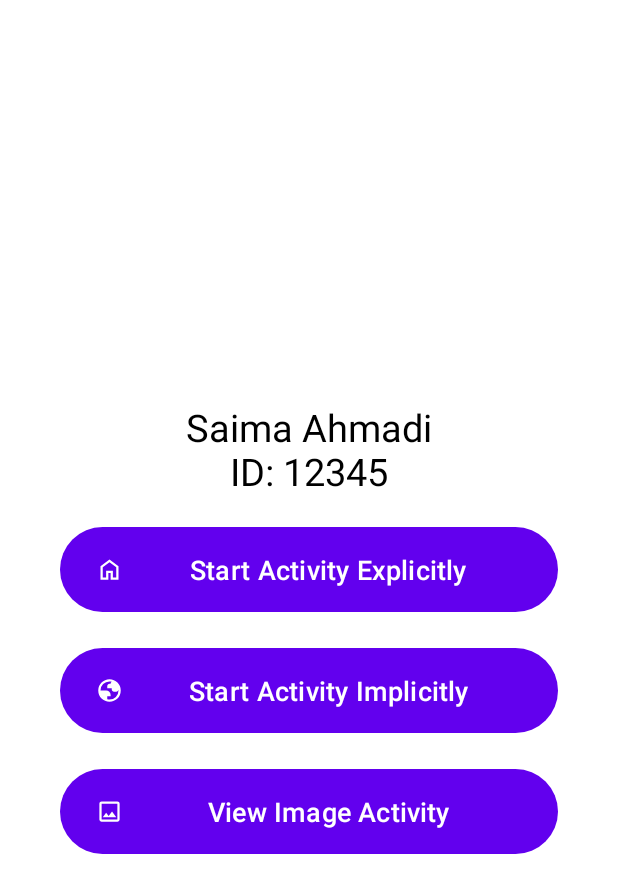
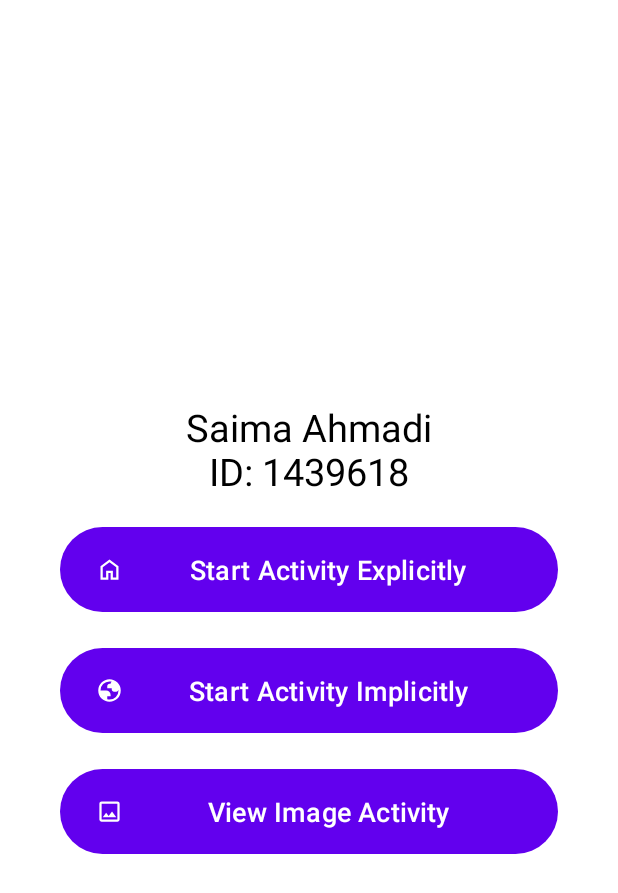
Before and after one commit to saimaahmedi/ActivityApp, an Android app built with Jetpack Compose: the screen it shows after launch (MainActivity), on a phone screen of 412 x 824 dp. Shown: the top 893 px of the screen. Run offline under Robolectric (Android 15) with nearby library versions, the phone set to English and light mode, and no system bars.

Commit message:
fixed Id

```diff
--- a/app/src/main/res/layout/activity_main.xml
+++ b/app/src/main/res/layout/activity_main.xml
@@ -14,7 +14,7 @@
         android:id="@+id/textViewNameId"
         android:layout_width="wrap_content"
         android:layout_height="wrap_content"
-        android:text="Saima Ahmadi\nID: 12345"
+        android:text="Saima Ahmadi\nID: 1439618"
         android:textSize="25sp"
         android:textColor="@color/black"
         android:textAlignment="center"
```
Also changed, not shown: 1 other file.
